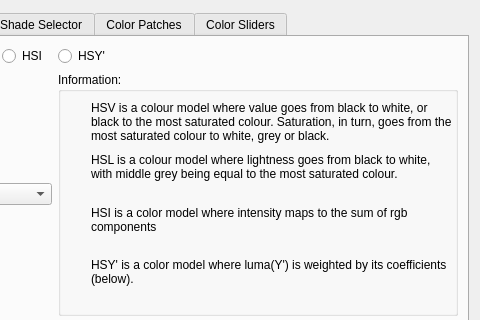
The window that krita/plugins/extensions/dockers/advancedcolorselector/wdg_color_selector_settings.ui (KDE/krita) describes before a commit, drawn with Qt 5; both pictures show x 190 to 670 and y 0 to 320 of the 670 by 469 pixel window.
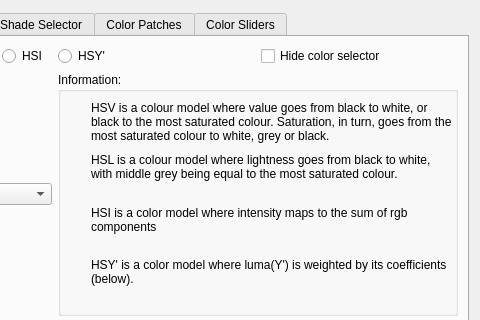
The same window after the commit. The open tabs and pages were chosen to show the change. Custom widgets are drawn as their Qt base class.

Commit message:
BUG:337328 Make it possible to show only the shade selector
REVIEW:122638
CCMAIL:ranveeraggarwal@gmail.com

Patch by Ranveer Aggarwal. Thanks!

Diff of the .ui file:
```diff
--- a/krita/plugins/extensions/dockers/advancedcolorselector/wdg_color_selector_settings.ui
+++ b/krita/plugins/extensions/dockers/advancedcolorselector/wdg_color_selector_settings.ui
@@ -459,6 +459,13 @@
          </property>
         </widget>
        </item>
+       <item row="0" column="6" colspan="2">
+        <widget class="QCheckBox" name="hideColorSelector">
+         <property name="text">
+          <string>Hide color selector</string>
+         </property>
+        </widget>
+       </item>
       </layout>
      </widget>
      <widget class="QWidget" name="tab_2">
```
The commit also changes 3 other files.
